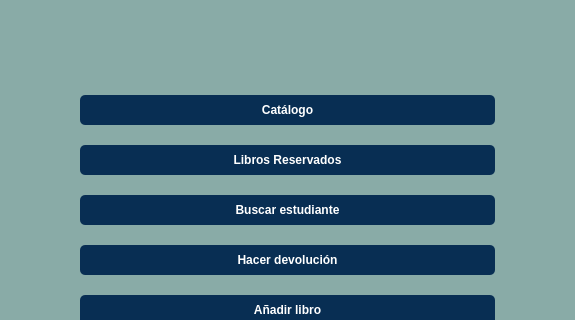
First picture: the form in src/vista/Ui/VistaBibliotecario.ui, repository ivantm1/proyecto-software, before the edit; both pictures show x 346 to 921 and y 84 to 404 of the 1267 by 924 pixel window.
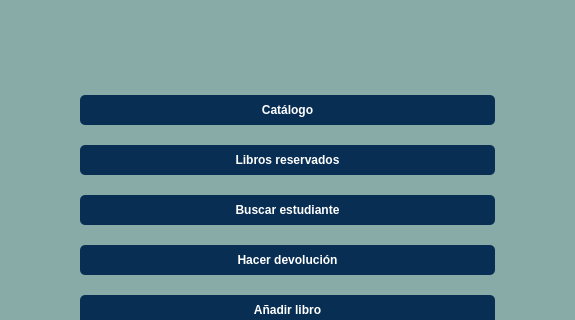
Second picture: the form after the edit. Icons and pictures are not drawn.

The edit to the form file:
```diff
--- a/src/vista/Ui/VistaBibliotecario.ui
+++ b/src/vista/Ui/VistaBibliotecario.ui
@@ -165,7 +165,7 @@
 }</string>
        </property>
        <property name="text">
-        <string>Libros Reservados</string>
+        <string>Libros reservados</string>
        </property>
       </widget>
      </item>
```
